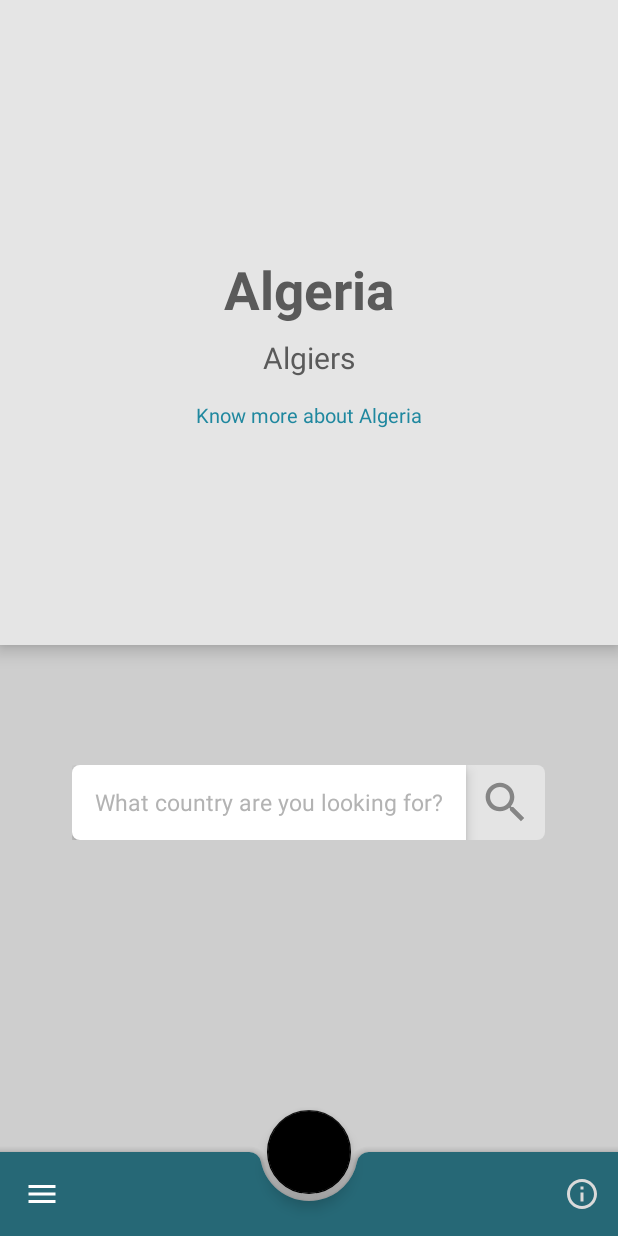
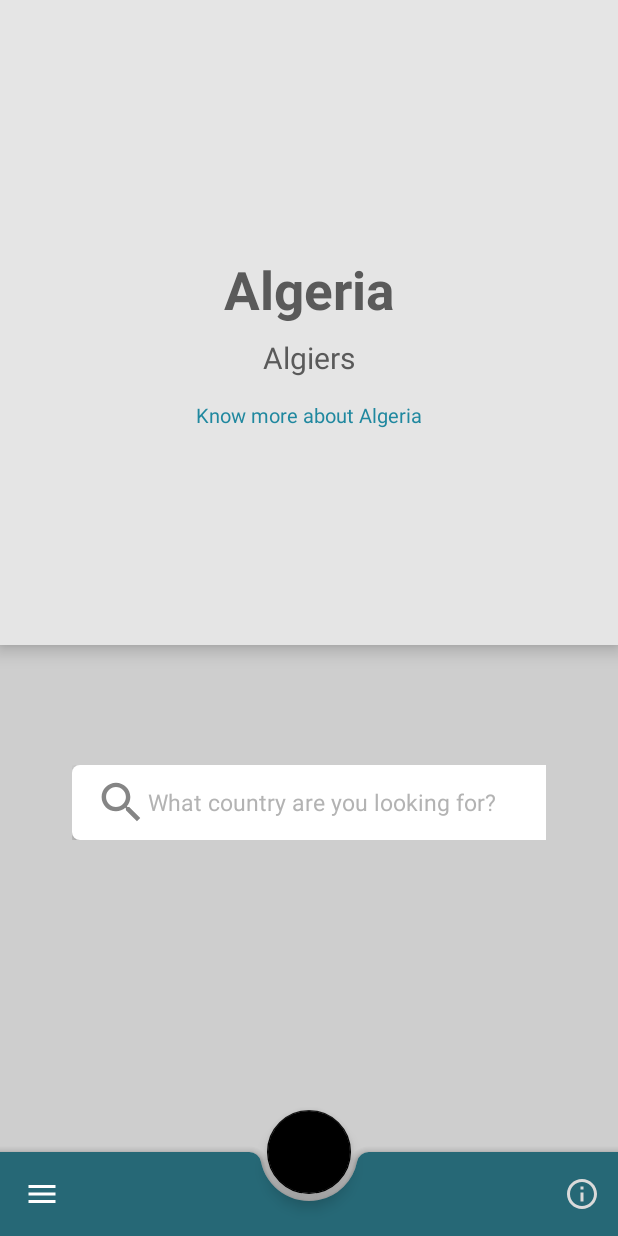
Before and after one commit to Ukejee/CountryPedia, an Android app: the screen it shows after launch (MainActivity), on a phone screen of 412 x 824 dp. Run offline under Robolectric (Android 15) with nearby library versions, the phone set to English and light mode, and no system bars; our stand-ins replace Room's generated code, data binding; 1 statement that could not run was skipped.

Commit message:
search edit text view fixed

```diff
--- a/app/src/main/java/com/example/ukeje/countrypedia/fragments/SearchFragment.java
+++ b/app/src/main/java/com/example/ukeje/countrypedia/fragments/SearchFragment.java
@@ -183,7 +183,6 @@ public class SearchFragment extends Fragment implements SearchResultFragment.OnF
         });
 
 
-        binding.knowMoreField.setClickable(true);
         binding.knowMoreField.setOnClickListener(new View.OnClickListener() {
             @Override
             public void onClick(View v) {
@@ -198,25 +197,7 @@ public class SearchFragment extends Fragment implements SearchResultFragment.OnF
         }
         generateRandomCountry(ranNum);
 
-        binding.searchBtn.setOnClickListener(new View.OnClickListener() {
-            @Override
-            public void onClick(View v) {
 
-
-                if(!binding.countrySearchBox.getText().toString().equalsIgnoreCase("")){
-//                   callSearchApi();
-                    AppUtils.showMessage(getActivity(), binding.countrySearchBox.getText().toString());
-                }
-                else{
-                    viewModel.createFunFactDb();
-                    viewModel.showMessage("Search Failed",
-                            "Please enter a country name into text field", getActivity());
-
-                    //viewModel.showAlert("Please Enter a Text", getActivity());
-                }
-
-            }
-        });
 
     }
 
--- a/app/src/main/res/layout-normal/fragment_search.xml
+++ b/app/src/main/res/layout-normal/fragment_search.xml
@@ -115,30 +115,15 @@
                             android:inputType="text"
                             android:elevation="5dp"
                             android:paddingStart="15dp"
+                            android:clickable="true"
+                            android:focusable="true"
+                            android:focusableInTouchMode="false"
                             android:textColor="#787878"
                             android:textColorHint="#b3b3b3"
-                            android:textSize="15sp" />
-
-                        <androidx.constraintlayout.widget.ConstraintLayout
-                            android:id="@+id/search_btn"
-                            android:layout_width="0dp"
-                            android:layout_height="match_parent"
-                            android:layout_weight="0.4"
-                            android:background="@drawable/btn_pressed"
-                            android:clickable="true">
-
-                            <ImageView
-                                android:layout_width="wrap_content"
-                                android:layout_height="wrap_content"
-                                android:src="@drawable/search_icon"
-                                app:layout_constraintBottom_toBottomOf="parent"
-                                app:layout_constraintEnd_toEndOf="parent"
-                                app:layout_constraintHorizontal_bias="0.5"
-                                app:layout_constraintStart_toStartOf="parent"
-                                app:layout_constraintTop_toTopOf="parent" />
+                            android:textSize="15sp"
+                            android:drawableStart="@drawable/search_icon"/>
 
 
-                        </androidx.constraintlayout.widget.ConstraintLayout>
 
 
                     </LinearLayout>
--- a/app/src/main/res/layout-sw600dp/fragment_search.xml
+++ b/app/src/main/res/layout-sw600dp/fragment_search.xml
@@ -120,39 +120,9 @@
                             android:paddingStart="20dp"
                             android:textColor="#787878"
                             android:textColorHint="#b3b3b3"
-                            android:textSize="25sp" />
+                            android:textSize="25sp"
+                            android:drawableStart="@drawable/search_icon"/>
 
-                        <androidx.constraintlayout.widget.ConstraintLayout
-                            android:id="@+id/search_btn"
-                            android:layout_width="0dp"
-                            android:layout_height="match_parent"
-                            android:layout_weight="0.5"
-                            android:clickable="true"
-                            android:background="@drawable/btn_pressed">
-
-                            <ImageView
-                                android:layout_width="wrap_content"
-                                android:layout_height="wrap_content"
-                                android:layout_marginEnd="1dp"
-                                android:src="@drawable/search_icon"
-                                app:layout_constraintBottom_toBottomOf="parent"
-                                app:layout_constraintEnd_toStartOf="@+id/textView2"
-                                app:layout_constraintTop_toTopOf="parent" />
-
-                            <TextView
-                                android:id="@+id/textView2"
-                                android:layout_width="wrap_content"
-                                android:layout_height="wrap_content"
-                                android:text="Search"
-                                android:textColor="#858585"
-                                android:textSize="20sp"
-                                app:layout_constraintBottom_toBottomOf="parent"
-                                app:layout_constraintEnd_toEndOf="parent"
-                                app:layout_constraintHorizontal_bias="0.5"
-                                app:layout_constraintStart_toStartOf="parent"
-                                app:layout_constraintTop_toTopOf="parent" />
-
-                        </androidx.constraintlayout.widget.ConstraintLayout>
 
 
                     </LinearLayout>
--- a/app/src/main/res/layout/fragment_search.xml
+++ /dev/null
@@ -1,174 +0,0 @@
-<?xml version="1.0" encoding="utf-8"?>
-<layout xmlns:android="http://schemas.android.com/apk/res/android"
-    xmlns:app="http://schemas.android.com/apk/res-auto"
-    xmlns:tools="http://schemas.android.com/tools">
-
-    <data>
-
-    </data>
-
-    <androidx.constraintlayout.widget.ConstraintLayout
-        android:id="@+id/placeholder"
-        android:layout_width="match_parent"
-        android:layout_height="match_parent"
-        android:fitsSystemWindows="false"
-        tools:context=".MainActivity">
-
-
-        <LinearLayout
-            android:orientation="vertical"
-            android:layout_width="match_parent"
-            android:layout_height="match_parent"
-            app:layout_constraintBottom_toBottomOf="parent"
-            android:layout_marginBottom="60dp">
-
-            <androidx.constraintlayout.widget.ConstraintLayout
-                android:layout_width="match_parent"
-                android:layout_height="0dp"
-                android:layout_weight="1.4"
-                android:elevation="7dp"
-                android:background="#e5e5e5"
-                android:orientation="vertical">
-
-                <TextView
-                    android:id="@+id/country_title"
-                    android:layout_width="wrap_content"
-                    android:layout_height="wrap_content"
-                    android:layout_marginTop="40dp"
-                    android:text="@string/country_name"
-                    android:textColor="#5A5A5A"
-                    android:textSize="40sp"
-                    android:textStyle="bold"
-                    app:layout_constraintBottom_toTopOf="@+id/capital_name"
-                    app:layout_constraintEnd_toEndOf="parent"
-                    app:layout_constraintHorizontal_bias="0.5"
-                    app:layout_constraintStart_toStartOf="parent"
-                    app:layout_constraintTop_toTopOf="parent"
-                    app:layout_constraintVertical_chainStyle="packed" />
-
-                <TextView
-                    android:id="@+id/capital_name"
-                    android:layout_width="wrap_content"
-                    android:layout_height="wrap_content"
-                    android:layout_marginTop="8dp"
-                    android:text="@string/capital_name"
-                    android:textColor="#5A5A5A"
-                    android:textSize="20sp"
-                    app:layout_constraintBottom_toTopOf="@+id/know_more_field"
-                    app:layout_constraintEnd_toEndOf="parent"
-                    app:layout_constraintHorizontal_bias="0.5"
-                    app:layout_constraintStart_toStartOf="parent"
-                    app:layout_constraintTop_toBottomOf="@+id/country_title" />
-
-                <TextView
-                    android:id="@+id/know_more_field"
-                    android:layout_width="wrap_content"
-                    android:layout_height="wrap_content"
-                    android:layout_marginTop="0dp"
-                    android:padding="10dp"
-                    android:text="@string/know_more_text"
-                    android:textColor="#20889F"
-                    android:textSize="15sp"
-                    app:layout_constraintBottom_toBottomOf="parent"
-                    app:layout_constraintEnd_toEndOf="parent"
-                    app:layout_constraintHorizontal_bias="0.5"
-                    app:layout_constraintStart_toStartOf="parent"
-                    app:layout_constraintTop_toBottomOf="@+id/capital_name" />
-            </androidx.constraintlayout.widget.ConstraintLayout>
-
-            <androidx.coordinatorlayout.widget.CoordinatorLayout
-                android:layout_weight="1"
-                android:layout_gravity="bottom"
-                android:id="@+id/coordinatorLayout"
-                android:layout_width="match_parent"
-                android:fitsSystemWindows="false"
-                android:layout_height="86dp"
-                android:background="#cecece"
-                app:layout_constraintEnd_toEndOf="parent"
-                app:layout_constraintStart_toStartOf="parent">
-
-                <androidx.constraintlayout.widget.ConstraintLayout
-                    android:layout_width="match_parent"
-                    android:layout_height="match_parent"
-                    android:layout_gravity="top">
-
-                    <LinearLayout
-                        android:layout_width="match_parent"
-                        android:layout_height="50dp"
-                        android:layout_marginStart="48dp"
-                        android:layout_marginEnd="48dp"
-                        android:layout_marginBottom="5dp"
-                        android:elevation="7dp"
-                        android:orientation="horizontal"
-                        app:layout_constraintBottom_toTopOf="@+id/guideline"
-                        app:layout_constraintEnd_toEndOf="parent"
-                        app:layout_constraintStart_toStartOf="parent"
-                        app:layout_constraintTop_toTopOf="parent"
-                        tools:layout_editor_absoluteY="254dp">
-
-                        <EditText
-                            android:id="@+id/country_search_box"
-                            android:layout_width="0dp"
-                            android:layout_height="match_parent"
-                            android:layout_weight="2"
-                            android:background="@drawable/edit_background"
-                            android:hint="@string/country_search"
-                            android:inputType="text"
-                            android:elevation="5dp"
-                            android:paddingStart="20dp"
-                            android:textColor="#787878"
-                            android:textColorHint="#b3b3b3"
-                            android:textSize="18sp" />
-
-                        <androidx.constraintlayout.widget.ConstraintLayout
-                            android:id="@+id/search_btn"
-                            android:layout_width="0dp"
-                            android:layout_height="match_parent"
-                            android:layout_weight="0.5"
-                            android:clickable="true"
-                            android:background="@drawable/btn_pressed">
-
-                            <ImageView
-                                android:layout_width="wrap_content"
-                                android:layout_height="wrap_content"
-                                android:layout_marginEnd="8dp"
-                                android:src="@drawable/search_icon"
-                                app:layout_constraintBottom_toBottomOf="parent"
-                                app:layout_constraintEnd_toStartOf="@+id/textView2"
-                                app:layout_constraintTop_toTopOf="parent" />
-
-                            <TextView
-                                android:id="@+id/textView2"
-                                android:layout_width="wrap_content"
-                                android:layout_height="wrap_content"
-                                android:text="Search"
-                                android:textColor="#858585"
-                                android:textSize="18sp"
-                                app:layout_constraintBottom_toBottomOf="parent"
-                                app:layout_constraintEnd_toEndOf="parent"
-                                app:layout_constraintHorizontal_bias="0.5"
-                                app:layout_constraintStart_toStartOf="parent"
-                                app:layout_constraintTop_toTopOf="parent" />
-
-                        </androidx.constraintlayout.widget.ConstraintLayout>
-
-
-                    </LinearLayout>
-
-                    <androidx.constraintlayout.widget.Guideline
-                        android:id="@+id/guideline"
-                        android:layout_width="wrap_content"
-                        android:layout_height="wrap_content"
-                        android:orientation="horizontal"
-                        app:layout_constraintGuide_begin="215dp" />
-
-
-                </androidx.constraintlayout.widget.ConstraintLayout>
-
-
-            </androidx.coordinatorlayout.widget.CoordinatorLayout>
-
-        </LinearLayout>
-
-    </androidx.constraintlayout.widget.ConstraintLayout>
-</layout>
```
